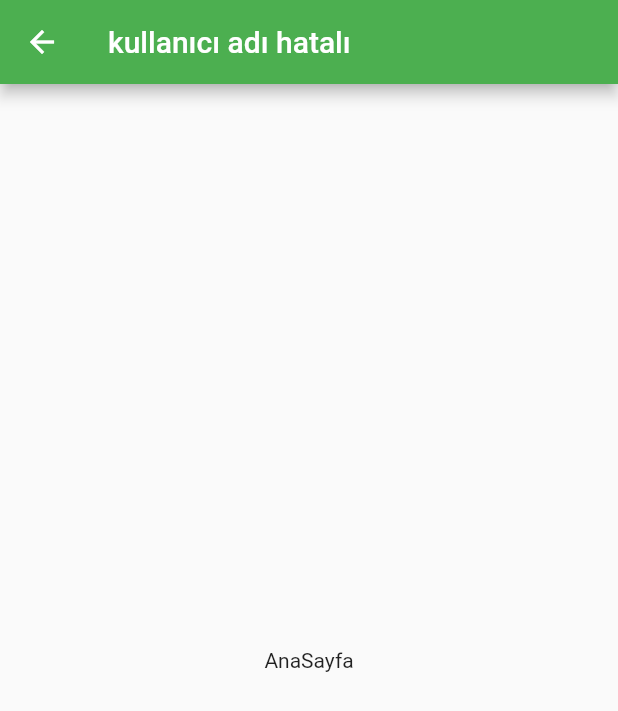
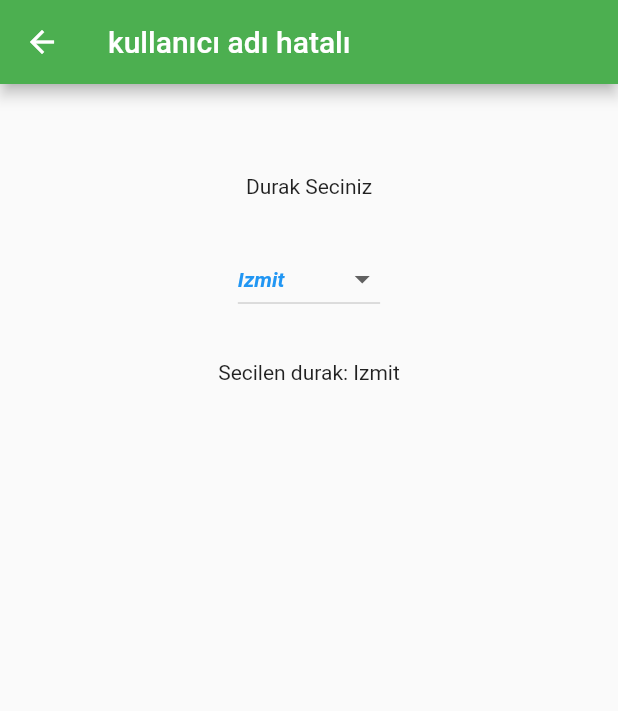
Before and after one commit to AlperenImam0glu/Kocaeli-Universitesi-Ulasim-Uygulamasi, a Flutter app: the UserHomePage screen opened by its route, on a phone screen of 412 x 824 dp. Shown: the top 711 px of the screen. Run offline on Flutter 3.47's test engine with Material 2 defaults, Android fonts, the phone set to English and light mode, and no system bars; our stand-ins replace flutter_map, latlong2.

Commit message:
kullanici ekranina dropdown menu eklendi

```diff
--- a/lib/login_page.dart
+++ b/lib/login_page.dart
@@ -18,8 +18,7 @@ class _LoginPageState extends State<LoginPage> {
       body: Form(
         key: _formKey,
         child: Padding(
-          padding:
-              const EdgeInsets.only(left: 20, right: 20, bottom: 20),
+          padding: const EdgeInsets.only(left: 20, right: 20, bottom: 20),
           child: Column(
             mainAxisAlignment: MainAxisAlignment.center,
             children: <Widget>[
@@ -113,7 +112,7 @@ class _LoginPageState extends State<LoginPage> {
           _formKey.currentState!.save();
           debugPrint("username : $username , password : $password");
         }
-        if (username == "kullanici" && password == "kullanici") {
+        if (username == "kullanici" && password == "1234") {
           Navigator.push(
             context,
             MaterialPageRoute(
--- a/lib/user_Home_Page.dart
+++ b/lib/user_Home_Page.dart
@@ -10,6 +10,30 @@ class UserHomePage extends StatefulWidget {
 }
 
 class _UserHomePageState extends State<UserHomePage> {
+  String _dropdownValue = "Izmit";
+  List<String> dropDownOptions = [
+    "Başiskele",
+    "Çayırova",
+    "Darıca",
+    "Derince",
+    "Dilovası",
+    "Gebze",
+    "Gölcük",
+    "Kandıra",
+    "Karamürsel",
+    "Kartepe",
+    "Körfez",
+    "Izmit"
+  ];
+
+  void dropdownCallback(String? selectedValue) {
+    if (selectedValue is String) {
+      setState(() {
+        _dropdownValue = selectedValue;
+      });
+    }
+  }
+
   @override
   Widget build(BuildContext context) {
     return Scaffold(
@@ -19,7 +43,37 @@ class _UserHomePageState extends State<UserHomePage> {
             widget.username == null ? "kullanıcı adı hatalı" : widget.username),
       ),
       body: Center(
-        child: Text("AnaSayfa"),
+        child: Column(
+          children: [
+            SizedBox(
+              height: 30,
+            ),
+            SizedBox(
+              height: 30,
+            ),
+            Text("Durak Seciniz"),
+            SizedBox(
+              height: 30,
+            ),
+            DropdownButton(
+              items: dropDownOptions
+                  .map<DropdownMenuItem<String>>((String mascot) {
+                return DropdownMenuItem<String>(
+                    child: Text(mascot), value: mascot);
+              }).toList(),
+              value: _dropdownValue,
+              onChanged: dropdownCallback,
+              style: const TextStyle(
+                  color: Colors.blue,
+                  fontStyle: FontStyle.italic,
+                  fontWeight: FontWeight.bold),
+            ),
+            SizedBox(
+              height: 30,
+            ),
+            Text("Secilen durak: $_dropdownValue"),
+          ],
+        ),
       ),
     );
   }
```
